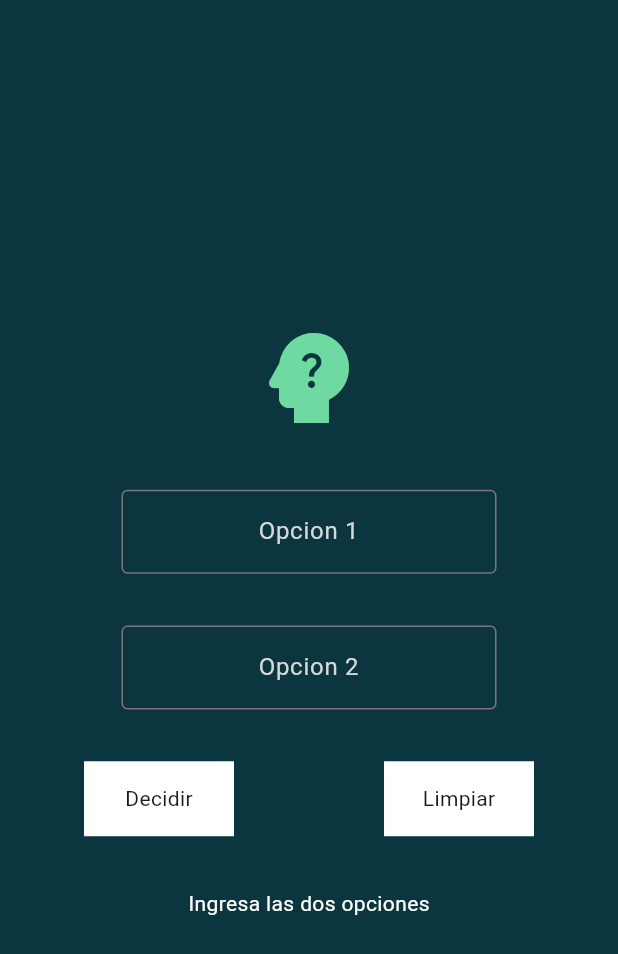
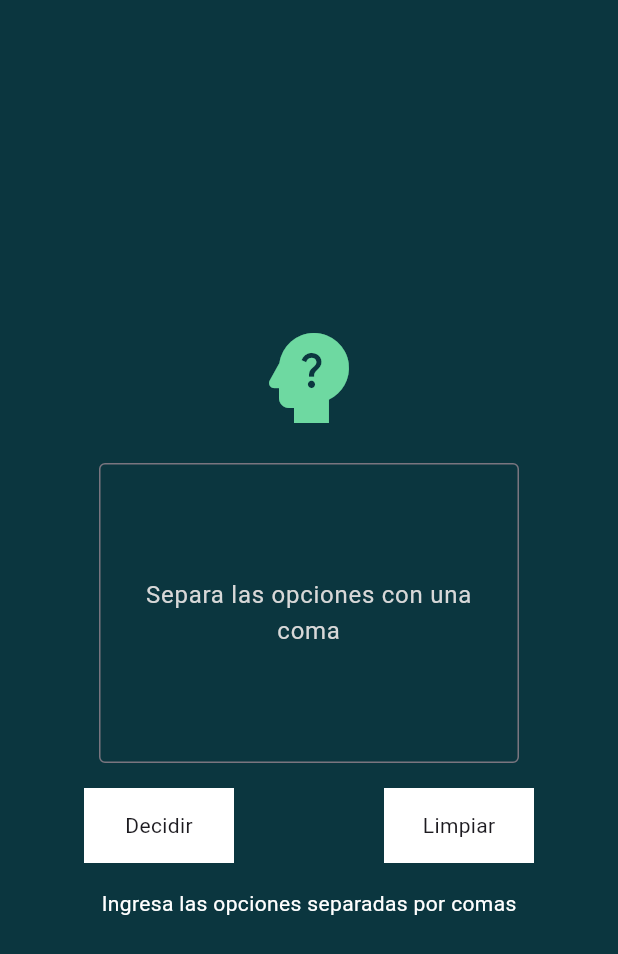
Before and after one commit to N00UK/DecisionesBetwixt, a Flutter app: the screen it shows after launch, after a tap on "Decidir", on a phone screen of 412 x 824 dp. Shown: the top 954 px of the screen. Run offline on Flutter 3.47's test engine with Material 3 defaults, Android fonts, the phone set to English and light mode, and no system bars.

Commit message:
se elimino una caja de texto, ahora todas las decisiones se colocan en una sola caja de texto y se separan con una coma.

```diff
--- a/lib/main.dart
+++ b/lib/main.dart
@@ -33,17 +33,15 @@ class MyHomePage extends StatefulWidget {
 
 class _MyHomePageState extends State<MyHomePage> {
   TextEditingController opcionUn = TextEditingController();
-  TextEditingController opcionDo = TextEditingController();
 
   String decision = '';
   bool isLoading = false;
 
   void elegirOpcion() async {
-    final opcionUno = opcionUn.text;
-    final opcionDos = opcionDo.text;
+    final opcionesTexto = opcionUn.text;
 
-    if (opcionUno.isEmpty || opcionDos.isEmpty) {
-      decision = 'Ingresa las dos opciones';
+    if (opcionesTexto.isEmpty) {
+      decision = 'Ingresa las opciones separadas por comas';
     } else {
       setState(() {
         isLoading = true;
@@ -51,7 +49,8 @@ class _MyHomePageState extends State<MyHomePage> {
 
       await Future.delayed(const Duration(seconds: 2));
 
-      final opciones = [opcionUno, opcionDos];
+      final opciones = opcionesTexto.split(',').map((e) => e.trim()).toList();
+
       final random = Random();
       decision = opciones[random.nextInt(opciones.length)];
       setState(() {
@@ -75,8 +74,7 @@ class _MyHomePageState extends State<MyHomePage> {
                     children: [
                       const Icon(Icons.psychology_alt,
                           color: Color.fromARGB(255, 110, 217, 161), size: 80),
-                      campoText(opcionUn, 'Opcion 1'),
-                      campoText(opcionDo, 'Opcion 2'),
+                      campoText(opcionUn, 'Separa las opciones con una coma'),
                       SizedBox(
                           width: 600,
                           child: Row(
@@ -91,7 +89,6 @@ class _MyHomePageState extends State<MyHomePage> {
                                   setState(() {
                                     decision = '';
                                     opcionUn.clear();
-                                    opcionDo.clear();
                                     FocusScope.of(context).unfocus();
                                   });
                                 }, 'Limpiar')
@@ -108,16 +105,20 @@ class _MyHomePageState extends State<MyHomePage> {
 
 campoText(TextEditingController controlador, String text) {
   return SizedBox(
-      width: 250,
+      width: 280,
+      height: 200,
       child: TextField(
+          maxLines: null,
+          expands: true,
           textAlign: TextAlign.center,
           style: const TextStyle(color: Colors.white),
           controller: controlador,
           decoration: InputDecoration(
               hintText: text,
+              contentPadding: const EdgeInsets.all(10),
+              border: const OutlineInputBorder(),
               hintStyle:
-                  const TextStyle(color: Color.fromARGB(255, 216, 216, 216)),
-              border: const OutlineInputBorder())));
+                  const TextStyle(color: Color.fromARGB(255, 216, 216, 216)))));
 }
 
 boton(VoidCallback funcion, String text) {
```
